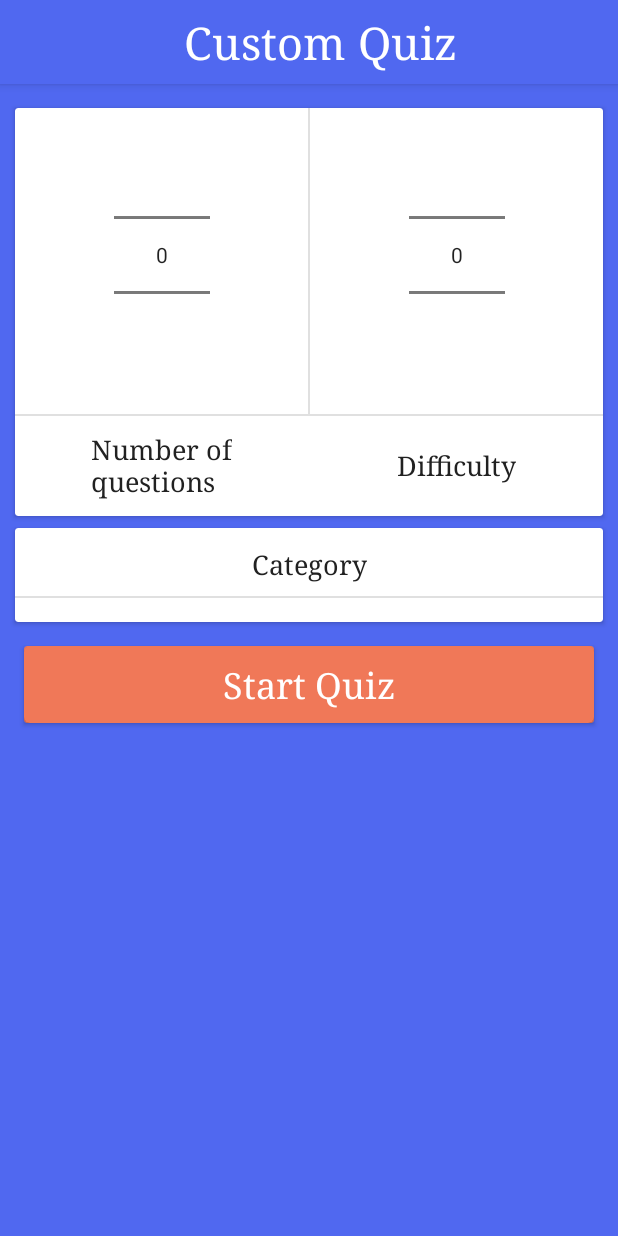
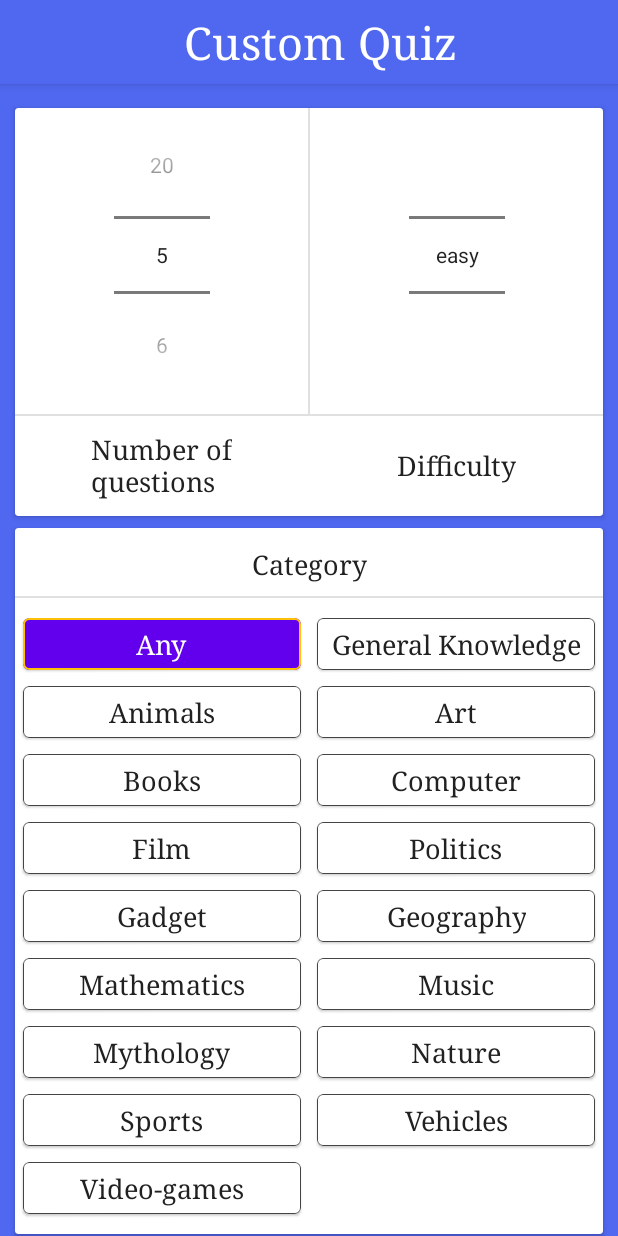
Before and after one commit to rkumar0206/Quiz_App, an Android app: the CustomQuizFragment screen opened through its navigation route, on a phone screen of 412 x 824 dp. Run offline under Robolectric (Android 15) with nearby library versions, the phone set to English and light mode, and no system bars; our stand-ins replace Dagger/Hilt's generated code; network calls fail; 1 statement that could not run was skipped.

Commit message:
-> made adapter for selecting category in custom quiz

```diff
--- a/app/src/main/java/com/rohitthebest/adapters/ChooseCategoryAdapter.kt
+++ b/app/src/main/java/com/rohitthebest/quizzed_aquizapp/adapters/ChooseCategoryAdapter.kt
@@ -1,4 +1,4 @@
-package com.rohitthebest.adapters
+package com.rohitthebest.quizzed_aquizapp.adapters
 
 import android.view.LayoutInflater
 import android.view.ViewGroup
--- /dev/null
+++ b/app/src/main/java/com/rohitthebest/quizzed_aquizapp/adapters/SelectCategoryInCustomQuizAdapter.kt
@@ -0,0 +1,110 @@
+package com.rohitthebest.quizzed_aquizapp.adapters
+
+import android.graphics.Color
+import android.view.LayoutInflater
+import android.view.ViewGroup
+import androidx.recyclerview.widget.DiffUtil
+import androidx.recyclerview.widget.ListAdapter
+import androidx.recyclerview.widget.RecyclerView
+import com.rohitthebest.quizzed_aquizapp.databinding.AdapterSelectCategoryCustomQuizBinding
+import com.rohitthebest.quizzed_aquizapp.ui.fragments.Category
+
+class SelectCategoryInCustomQuizAdapter :
+    ListAdapter<Category, SelectCategoryInCustomQuizAdapter.SelectCategoryViewHolder>(
+        DiffUtilCallback()
+    ) {
+
+    private var mListener: OnClickListener? = null
+    private var selectedItemPosition = 0
+
+    inner class SelectCategoryViewHolder(var binding: AdapterSelectCategoryCustomQuizBinding) :
+        RecyclerView.ViewHolder(binding.root) {
+
+        init {
+
+            binding.selectCategoryParentView.setOnClickListener {
+
+                if (checkForNullability(absoluteAdapterPosition)) {
+
+                    mListener!!.onItemClick(getItem(absoluteAdapterPosition))
+
+                    if (selectedItemPosition != absoluteAdapterPosition) {
+
+                        notifyItemChanged(absoluteAdapterPosition)
+
+                        if (selectedItemPosition != -1) {
+
+                            notifyItemChanged(selectedItemPosition)
+                        }
+
+                        selectedItemPosition = absoluteAdapterPosition
+                    }
+
+                }
+            }
+        }
+
+        private fun checkForNullability(position: Int): Boolean {
+
+            return position != RecyclerView.NO_POSITION &&
+                    mListener != null
+        }
+
+    }
+
+    class DiffUtilCallback : DiffUtil.ItemCallback<Category>() {
+
+        override fun areItemsTheSame(oldItem: Category, newItem: Category): Boolean {
+
+            return oldItem.imageId == newItem.imageId
+        }
+
+        override fun areContentsTheSame(oldItem: Category, newItem: Category): Boolean {
+
+            return oldItem == newItem
+        }
+    }
+
+    override fun onCreateViewHolder(parent: ViewGroup, viewType: Int): SelectCategoryViewHolder {
+
+        return SelectCategoryViewHolder(
+            AdapterSelectCategoryCustomQuizBinding.inflate(
+                LayoutInflater.from(parent.context),
+                parent,
+                false
+            )
+        )
+    }
+
+    override fun onBindViewHolder(holder: SelectCategoryViewHolder, position: Int) {
+
+        holder.binding.apply {
+
+            categoryNameTextView.text = getItem(position).categoryName
+
+            if (selectedItemPosition == position) {
+
+                selectCategoryParentView.setCardBackgroundColor(Color.parseColor("#FF6200EE"))
+                selectCategoryParentView.strokeWidth = 2
+                selectCategoryParentView.strokeColor = Color.parseColor("#FFC107")
+                categoryNameTextView.setTextColor(Color.parseColor("#FFFFFF"))
+
+            } else {
+
+                selectCategoryParentView.setCardBackgroundColor(Color.parseColor("#FFFFFF"))
+                selectCategoryParentView.strokeWidth = 1
+                selectCategoryParentView.strokeColor = Color.DKGRAY
+                categoryNameTextView.setTextColor(Color.parseColor("#212121"))
+            }
+        }
+    }
+
+    interface OnClickListener {
+
+        fun onItemClick(model: Category)
+    }
+
+    fun setOnClickListener(listener: OnClickListener) {
+        mListener = listener
+    }
+}
--- a/app/src/main/java/com/rohitthebest/quizzed_aquizapp/dataStorage/preferenceDatastore/StoreScoreAndStar.kt
+++ b/app/src/main/java/com/rohitthebest/quizzed_aquizapp/dataStorage/preferenceDatastore/StoreScoreAndStar.kt
@@ -4,8 +4,8 @@ import android.content.Context
 import androidx.datastore.preferences.core.edit
 import androidx.datastore.preferences.core.preferencesKey
 import androidx.datastore.preferences.createDataStore
-import com.rohitthebest.others.Constants.HIGH_SCORE_KEY
-import com.rohitthebest.others.Constants.STAR_KEY
+import com.rohitthebest.quizzed_aquizapp.others.Constants.HIGH_SCORE_KEY
+import com.rohitthebest.quizzed_aquizapp.others.Constants.STAR_KEY
 import kotlinx.coroutines.flow.map
 
 data class HighScoreAndStar(val high_score: Int, val star: Int)
--- a/app/src/main/java/com/rohitthebest/helperClasses/CustomQuizParameters.kt
+++ b/app/src/main/java/com/rohitthebest/quizzed_aquizapp/helperClasses/CustomQuizParameters.kt
@@ -1,4 +1,4 @@
-package com.rohitthebest.helperClasses
+package com.rohitthebest.quizzed_aquizapp.helperClasses
 
 data class CustomQuizParameters(
     var type: Type = Type.ANY,
--- a/app/src/main/java/com/rohitthebest/others/Constants.kt
+++ b/app/src/main/java/com/rohitthebest/quizzed_aquizapp/others/Constants.kt
@@ -1,4 +1,4 @@
-package com.rohitthebest.others
+package com.rohitthebest.quizzed_aquizapp.others
 
 object Constants {
 
--- a/app/src/main/java/com/rohitthebest/quizzed_aquizapp/ui/fragments/ChooseCategoryFragment.kt
+++ b/app/src/main/java/com/rohitthebest/quizzed_aquizapp/ui/fragments/ChooseCategoryFragment.kt
@@ -5,11 +5,12 @@ import android.view.View
 import androidx.fragment.app.Fragment
 import androidx.navigation.fragment.findNavController
 import androidx.recyclerview.widget.GridLayoutManager
-import com.rohitthebest.adapters.ChooseCategoryAdapter
-import com.rohitthebest.helperClasses.CustomQuizParameters
-import com.rohitthebest.helperClasses.Type
 import com.rohitthebest.quizzed_aquizapp.R
+import com.rohitthebest.quizzed_aquizapp.adapters.ChooseCategoryAdapter
 import com.rohitthebest.quizzed_aquizapp.databinding.FragmentCategoryChooseBinding
+import com.rohitthebest.quizzed_aquizapp.helperClasses.CustomQuizParameters
+import com.rohitthebest.quizzed_aquizapp.helperClasses.Type
+import com.rohitthebest.quizzed_aquizapp.util.Functions.Companion.populateCategoryList
 import com.rohitthebest.quizzed_aquizapp.util.GsonConverters
 
 private const val TAG = "ChooseCategoryFragment"
@@ -33,7 +34,7 @@ class ChooseCategoryFragment : Fragment(R.layout.fragment_category_choose),
 
         categoryList = ArrayList()
 
-        populateCategoryList()
+        categoryList = populateCategoryList()
 
         mAdapter = ChooseCategoryAdapter()
 
@@ -76,26 +77,6 @@ class ChooseCategoryFragment : Fragment(R.layout.fragment_category_choose),
         findNavController().navigate(action)
     }
 
-    private fun populateCategoryList() {
-
-        categoryList.add(Category(R.drawable.general_knowledge, "General Knowledge", 9))
-        categoryList.add(Category(R.drawable.animals, "Animals", 27))
-        categoryList.add(Category(R.drawable.art, "Art", 25))
-        categoryList.add(Category(R.drawable.books, "Books", 10))
-        categoryList.add(Category(R.drawable.computer, "Computer", 18))
-        categoryList.add(Category(R.drawable.film, "Film", 11))
-        categoryList.add(Category(R.drawable.politics, "Politics", 24))
-        categoryList.add(Category(R.drawable.gadget2, "Gadget", 30))
-        categoryList.add(Category(R.drawable.geography, "Geography", 22))
-        categoryList.add(Category(R.drawable.mathematics, "Mathematics", 19))
-        categoryList.add(Category(R.drawable.music, "Music", 12))
-        categoryList.add(Category(R.drawable.mythology, "Mythology", 20))
-        categoryList.add(Category(R.drawable.nature, "Nature", 17))
-        categoryList.add(Category(R.drawable.sports, "Sports", 21))
-        categoryList.add(Category(R.drawable.vehicles, "Vehicles", 28))
-        categoryList.add(Category(R.drawable.video_games, "Video-games", 15))
-    }
-
     override fun onDestroyView() {
         super.onDestroyView()
 
--- a/app/src/main/java/com/rohitthebest/quizzed_aquizapp/ui/fragments/CustomQuizFragment.kt
+++ b/app/src/main/java/com/rohitthebest/quizzed_aquizapp/ui/fragments/CustomQuizFragment.kt
@@ -3,18 +3,88 @@ package com.rohitthebest.quizzed_aquizapp.ui.fragments
 import android.os.Bundle
 import android.view.View
 import androidx.fragment.app.Fragment
+import androidx.recyclerview.widget.GridLayoutManager
 import com.rohitthebest.quizzed_aquizapp.R
+import com.rohitthebest.quizzed_aquizapp.adapters.SelectCategoryInCustomQuizAdapter
+import com.rohitthebest.quizzed_aquizapp.databinding.CustomQuizLayoutBinding
 import com.rohitthebest.quizzed_aquizapp.databinding.FragmentCustomQuizBinding
+import com.rohitthebest.quizzed_aquizapp.util.Functions.Companion.populateCategoryList
 
-class CustomQuizFragment : Fragment(R.layout.fragment_custom_quiz) {
+private const val TAG = "CustomQuizFragment"
+
+class CustomQuizFragment : Fragment(R.layout.fragment_custom_quiz), View.OnClickListener,
+    SelectCategoryInCustomQuizAdapter.OnClickListener {
 
     private var _binding: FragmentCustomQuizBinding? = null
-    private val binding get() = _binding
+    private val binding get() = _binding!!
+    private lateinit var includeBinding: CustomQuizLayoutBinding
+    private lateinit var difficultyArray: Array<String>
+
+    private lateinit var categoryList: ArrayList<Category>
+    private lateinit var mAdapter: SelectCategoryInCustomQuizAdapter
+
+    private var categoryNumber = -1
 
     override fun onViewCreated(view: View, savedInstanceState: Bundle?) {
         super.onViewCreated(view, savedInstanceState)
 
         _binding = FragmentCustomQuizBinding.bind(view)
+        includeBinding = binding.include
+
+        difficultyArray = arrayOf("easy", "medium", "hard")
+
+        categoryList = ArrayList()
+        categoryList = populateCategoryList()
+        categoryList.add(0, Category(R.drawable.nature, "Any", -1))
+
+        mAdapter = SelectCategoryInCustomQuizAdapter()
+
+        initListeners()
+        initNumberPickers()
+        setCategoryListRecyclerView()
+    }
+
+    private fun setCategoryListRecyclerView() {
+
+        try {
+            mAdapter.submitList(categoryList)
+
+            includeBinding.categoryRV.apply {
+
+                setHasFixedSize(true)
+                adapter = mAdapter
+                layoutManager = GridLayoutManager(requireContext(), 2)
+            }
+
+            mAdapter.setOnClickListener(this)
+        } catch (e: Exception) {
+
+            e.printStackTrace()
+        }
+    }
+
+    override fun onItemClick(model: Category) {
+
+        categoryNumber = model.categoryNumber
+    }
+
+    private fun initNumberPickers() {
+
+        includeBinding.numberOfQuestionsNumberPicker.maxValue = 20
+        includeBinding.numberOfQuestionsNumberPicker.minValue = 5
+
+
+        includeBinding.difficultyNumberPicker.displayedValues = difficultyArray
+    }
+
+    private fun initListeners() {
+
+        includeBinding.startQuizBtn.setOnClickListener(this)
+    }
+
+    override fun onClick(v: View?) {
+
+
     }
 
     override fun onDestroyView() {
@@ -23,4 +93,5 @@ class CustomQuizFragment : Fragment(R.layout.fragment_custom_quiz) {
         _binding = null
 
     }
+
 }
--- a/app/src/main/java/com/rohitthebest/quizzed_aquizapp/ui/fragments/HomeFragment.kt
+++ b/app/src/main/java/com/rohitthebest/quizzed_aquizapp/ui/fragments/HomeFragment.kt
@@ -5,12 +5,12 @@ import android.view.View
 import androidx.fragment.app.Fragment
 import androidx.lifecycle.asLiveData
 import androidx.navigation.fragment.findNavController
-import com.rohitthebest.helperClasses.CustomQuizParameters
-import com.rohitthebest.helperClasses.Type
 import com.rohitthebest.quizzed_aquizapp.R
 import com.rohitthebest.quizzed_aquizapp.dataStorage.preferenceDatastore.StoreScoreAndStar
 import com.rohitthebest.quizzed_aquizapp.databinding.FragmentHomeBinding
 import com.rohitthebest.quizzed_aquizapp.databinding.HomeLayoutBinding
+import com.rohitthebest.quizzed_aquizapp.helperClasses.CustomQuizParameters
+import com.rohitthebest.quizzed_aquizapp.helperClasses.Type
 import com.rohitthebest.quizzed_aquizapp.util.CheckNetworkConnection.isInternetAvailable
 import com.rohitthebest.quizzed_aquizapp.util.Functions.Companion.showNoInternetMessage
 import com.rohitthebest.quizzed_aquizapp.util.GsonConverters.Companion.convertCustomQuizParameterToString
--- a/app/src/main/java/com/rohitthebest/quizzed_aquizapp/ui/fragments/QuizFragment.kt
+++ b/app/src/main/java/com/rohitthebest/quizzed_aquizapp/ui/fragments/QuizFragment.kt
@@ -16,11 +16,11 @@ import com.afollestad.materialdialogs.bottomsheets.BottomSheet
 import com.afollestad.materialdialogs.customview.customView
 import com.afollestad.materialdialogs.customview.getCustomView
 import com.google.android.material.dialog.MaterialAlertDialogBuilder
-import com.rohitthebest.helperClasses.Type
 import com.rohitthebest.quizzed_aquizapp.R
 import com.rohitthebest.quizzed_aquizapp.dataStorage.preferenceDatastore.StoreScoreAndStar
 import com.rohitthebest.quizzed_aquizapp.databinding.FragmentQuizBinding
 import com.rohitthebest.quizzed_aquizapp.databinding.OptionsLayoutBinding
+import com.rohitthebest.quizzed_aquizapp.helperClasses.Type
 import com.rohitthebest.quizzed_aquizapp.module.QuizApiViewModel
 import com.rohitthebest.quizzed_aquizapp.remote.Responses
 import com.rohitthebest.quizzed_aquizapp.remote.model.Result
--- a/app/src/main/java/com/rohitthebest/quizzed_aquizapp/util/Functions.kt
+++ b/app/src/main/java/com/rohitthebest/quizzed_aquizapp/util/Functions.kt
@@ -7,7 +7,9 @@ import android.content.Context
 import android.content.Intent
 import android.util.Log
 import android.widget.Toast
-import com.rohitthebest.others.Constants.NO_INTERNET_MESSAGE
+import com.rohitthebest.quizzed_aquizapp.R
+import com.rohitthebest.quizzed_aquizapp.others.Constants.NO_INTERNET_MESSAGE
+import com.rohitthebest.quizzed_aquizapp.ui.fragments.Category
 
 class Functions {
 
@@ -56,5 +58,30 @@ class Functions {
 
         }
 
+        fun populateCategoryList(): ArrayList<Category> {
+
+            val categoryList = ArrayList<Category>()
+
+            categoryList.add(Category(R.drawable.general_knowledge, "General Knowledge", 9))
+            categoryList.add(Category(R.drawable.animals, "Animals", 27))
+            categoryList.add(Category(R.drawable.art, "Art", 25))
+            categoryList.add(Category(R.drawable.books, "Books", 10))
+            categoryList.add(Category(R.drawable.computer, "Computer", 18))
+            categoryList.add(Category(R.drawable.film, "Film", 11))
+            categoryList.add(Category(R.drawable.politics, "Politics", 24))
+            categoryList.add(Category(R.drawable.gadget2, "Gadget", 30))
+            categoryList.add(Category(R.drawable.geography, "Geography", 22))
+            categoryList.add(Category(R.drawable.mathematics, "Mathematics", 19))
+            categoryList.add(Category(R.drawable.music, "Music", 12))
+            categoryList.add(Category(R.drawable.mythology, "Mythology", 20))
+            categoryList.add(Category(R.drawable.nature, "Nature", 17))
+            categoryList.add(Category(R.drawable.sports, "Sports", 21))
+            categoryList.add(Category(R.drawable.vehicles, "Vehicles", 28))
+            categoryList.add(Category(R.drawable.video_games, "Video-games", 15))
+
+            return categoryList
+        }
+
+
     }
 }
--- a/app/src/main/java/com/rohitthebest/quizzed_aquizapp/util/GsonConverters.kt
+++ b/app/src/main/java/com/rohitthebest/quizzed_aquizapp/util/GsonConverters.kt
@@ -2,7 +2,7 @@ package com.rohitthebest.quizzed_aquizapp.util
 
 import com.google.gson.Gson
 import com.google.gson.reflect.TypeToken
-import com.rohitthebest.helperClasses.CustomQuizParameters
+import com.rohitthebest.quizzed_aquizapp.helperClasses.CustomQuizParameters
 
 class GsonConverters {
 
--- /dev/null
+++ b/app/src/main/res/layout/adapter_select_category_custom_quiz.xml
@@ -0,0 +1,28 @@
+<?xml version="1.0" encoding="utf-8"?>
+<com.google.android.material.card.MaterialCardView xmlns:android="http://schemas.android.com/apk/res/android"
+    xmlns:app="http://schemas.android.com/apk/res-auto"
+    android:id="@+id/selectCategoryParentView"
+    android:layout_width="match_parent"
+    android:layout_height="wrap_content"
+    android:layout_margin="5dp"
+    app:strokeColor="@android:color/darker_gray"
+    app:strokeWidth="0.5dp">
+
+    <LinearLayout
+        android:layout_width="match_parent"
+        android:layout_height="match_parent"
+        android:gravity="center">
+
+        <TextView
+            android:id="@+id/categoryNameTextView"
+            android:layout_width="wrap_content"
+            android:layout_height="wrap_content"
+            android:gravity="center"
+            android:padding="5dp"
+            android:text="Any"
+            android:textColor="@color/primary_text_color"
+            android:textSize="18sp" />
+
+    </LinearLayout>
+
+</com.google.android.material.card.MaterialCardView>
--- a/app/src/main/res/layout/fragment_custom_quiz.xml
+++ b/app/src/main/res/layout/fragment_custom_quiz.xml
@@ -9,11 +9,13 @@
 
     <com.google.android.material.appbar.AppBarLayout
         android:layout_width="match_parent"
-        android:layout_height="wrap_content">
+        android:layout_height="wrap_content"
+        android:background="@color/background_color">
 
         <com.google.android.material.appbar.MaterialToolbar
             android:layout_width="match_parent"
             android:layout_height="?actionBarSize"
+            android:background="@color/background_color"
             app:layout_scrollFlags="enterAlways|scroll">
 
             <RelativeLayout
```
